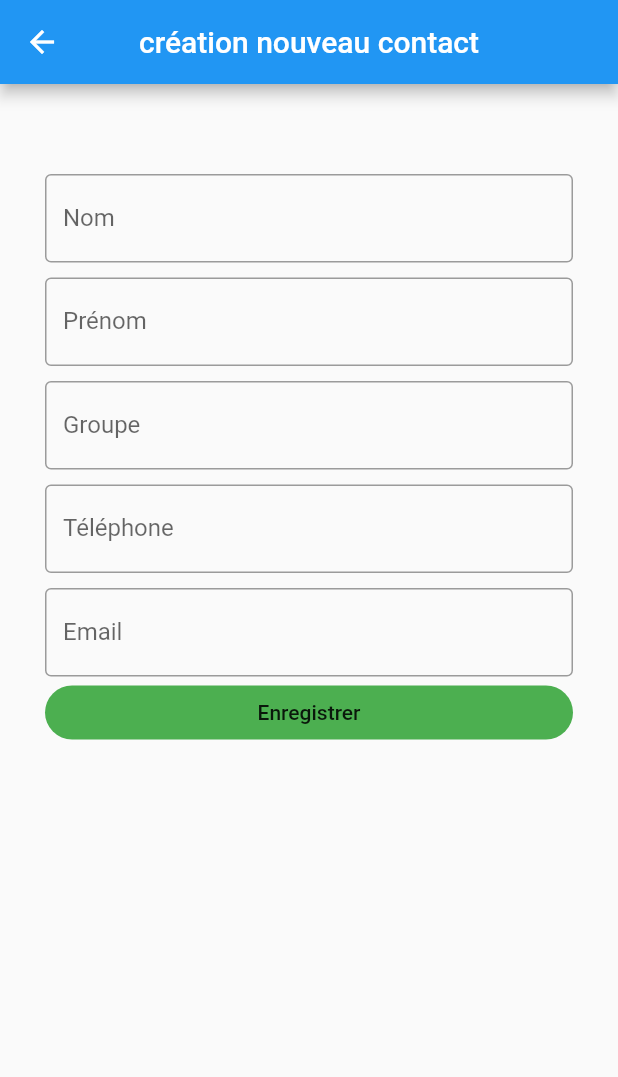
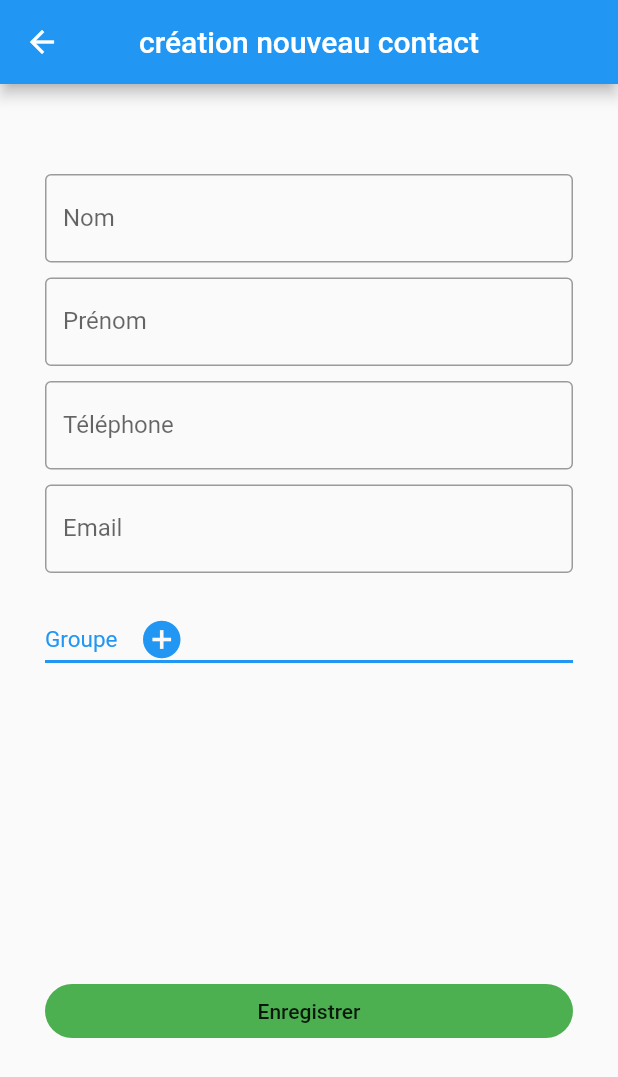
Before and after one commit to welmahjoub/privatenanny_flutter, a Flutter app: the CreatNewContact screen opened directly, on a phone screen of 412 x 824 dp. Shown: the top 1077 px of the screen. Run offline on Flutter 3.47's test engine with Material 2 defaults, Android fonts, the phone set to English and light mode, and no system bars; our stand-ins replace avatar_glow, email_validator, firebase_auth, firebase_core, speech_to_text; accounts and stored records are empty.

Commit message:
Mise à jour page de création de contact

```diff
--- a/lib/page/CreatContact.dart
+++ b/lib/page/CreatContact.dart
@@ -32,13 +32,6 @@ class CreatNewContact extends StatelessWidget {
                 SizedBox(height: 10.0),
                 TextFormField(
                   decoration: InputDecoration(
-                      labelText: 'Groupe',
-                      border: OutlineInputBorder()
-                  ),
-                ),
-                SizedBox(height: 10.0),
-                TextFormField(
-                  decoration: InputDecoration(
                       labelText: 'Téléphone',
                       border: OutlineInputBorder()
                   ),
@@ -50,6 +43,9 @@ class CreatNewContact extends StatelessWidget {
                       border: OutlineInputBorder()
                   ),
                 ),
+                SizedBox(height: 20.0),
+                _buildGroups(),
+                SizedBox(height: 200.0),
                 FlatButton(
                     onPressed: (){
                       //api call to save contact
@@ -69,4 +65,57 @@ class CreatNewContact extends StatelessWidget {
       ),
     );
   }
+
+  Widget _buildGroups() {
+    return Container(
+      child: Column(
+          crossAxisAlignment: CrossAxisAlignment.stretch,
+          children: [
+          MyStatefulWidget()
+        ],
+      ),
+    );
+  }
+
 }
+
+class MyStatefulWidget extends StatefulWidget {
+  const MyStatefulWidget({Key key}) : super(key: key);
+
+  @override
+  State<MyStatefulWidget> createState() => _MyStatefulWidgetState();
+}
+
+class _MyStatefulWidgetState extends State<MyStatefulWidget> {
+  String dropdownValue = 'Groupe';
+
+  @override
+  Widget build(BuildContext context) {
+    return DropdownButton<String>(
+      value: dropdownValue,
+      icon: const Icon(Icons.add_circle,
+              color: Colors.blue,),
+      iconSize: 30,
+      elevation: 10000,
+      style: const TextStyle(color: Colors.blue,
+      fontSize: 15),
+      underline: Container(
+        height: 2,
+        color: Colors.blue,
+      ),
+      onChanged: (String newValue) {
+        setState(() {
+          dropdownValue = newValue;
+          // call api methode
+        });
+      },
+      items: <String>['Groupe', 'Etudiants', 'Parents', 'Master2']
+          .map<DropdownMenuItem<String>>((String value) {
+        return DropdownMenuItem<String>(
+          value: value,
+          child: Text(value),
+        );
+      }).toList(),
+    );
+  }
+}
--- a/lib/page/task_form.dart
+++ b/lib/page/task_form.dart
@@ -18,8 +18,7 @@ class TaskFormPage extends StatefulWidget {
   Task task;
 }
 
-class _TaskFormPageState extends State<TaskFormPage> {
-  DateTime _dateTime;
+class _TaskFormPageState extends State<TaskFormPage> {  DateTime _dateTime;
   bool _switchValue;
   Repeatition _dropdownValue;
   List<Utilisateur> _usersSelected;
--- a/lib/page/widgets.dart
+++ b/lib/page/widgets.dart
@@ -49,10 +49,10 @@ class Widgets {
               child: ListView(children: <Widget>[
                 createDrawerItem( icon: Icons.home, text: 'Accueil', onTap: () => Navigator.push(context, MaterialPageRoute(builder: (context) => HomeScreen()))),
                 Divider(),
-                createDrawerItem(icon: Icons.task, text: 'Mes tâches', onTap: () => Navigator.push(context, MaterialPageRoute(builder: (context) => HomeScreen()))),
+                //createDrawerItem(icon: Icons.task, text: 'Mes tâches', onTap: () => Navigator.push(context, MaterialPageRoute(builder: (context) => HomeScreen()))),
                 createDrawerItem(icon: Icons.list, text: 'Tâches attribuées', onTap: () => Navigator.push(context, MaterialPageRoute(builder: (context) => HomeScreen()))),
                 createDrawerItem(icon: Icons.contacts, text: 'Mes contacts', onTap: () => Navigator.push(context, MaterialPageRoute(builder: (context) => ContactScreen()))),
-                createDrawerItem(icon: Icons.groups, text: 'Mes groupes', onTap: () => Navigator.push(context, MaterialPageRoute(builder: (context) => GroupScreen()))),
+                //createDrawerItem(icon: Icons.groups, text: 'Mes groupes', onTap: () => Navigator.push(context, MaterialPageRoute(builder: (context) => GroupScreen()))),
               ])
           ),
           Container(
```
